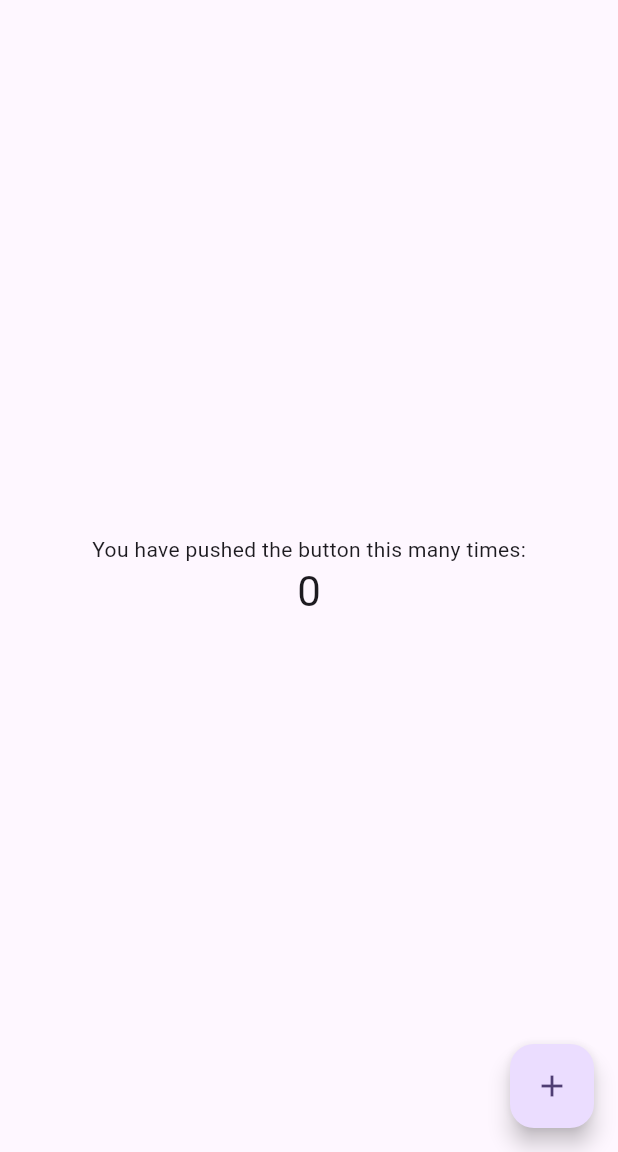
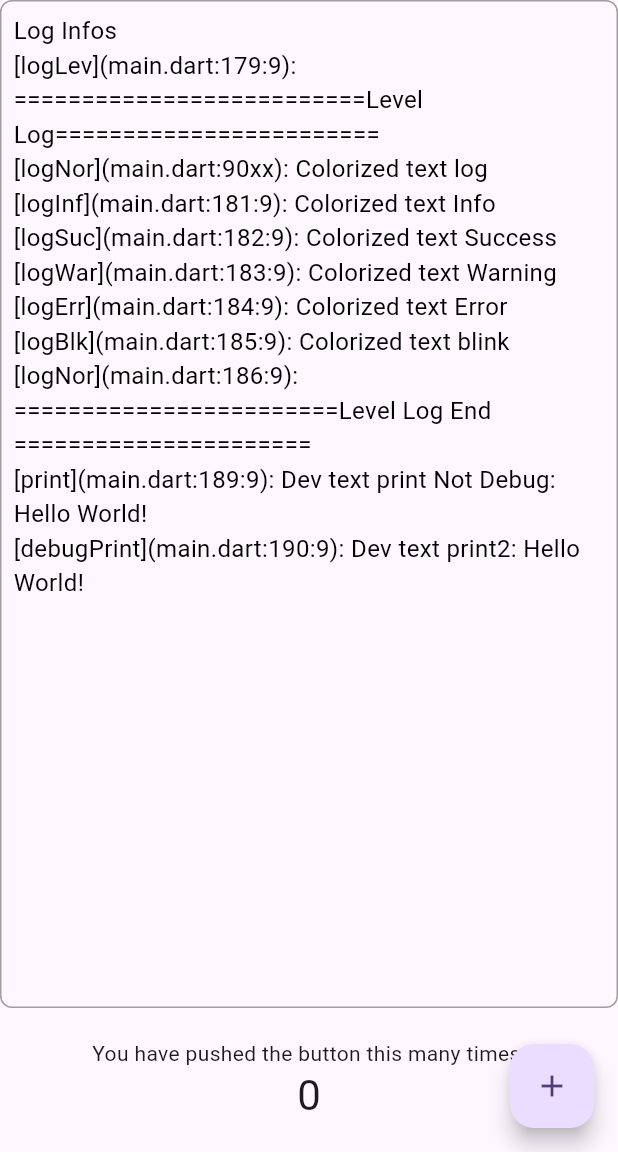
Before and after one commit to janlionly/flutter_dev_colorized_log, a Flutter app: the screen it shows after launch, on a phone screen of 412 x 824 dp, the part 84-1236 px from its top. Run offline on Flutter 3.47's test engine with Material 2 defaults, Android fonts, the phone set to English and light mode, and no system bars.

Commit message:
feat: 🎸 Add custom function to support your process of log

```diff
--- a/example/lib/main.dart
+++ b/example/lib/main.dart
@@ -3,6 +3,63 @@ import 'package:dev_colorized_log/dev_colorized_log.dart';
 
 void main() {
   runApp(const MyApp());
+}
+
+class UITextView extends StatefulWidget {
+  final String initialText;
+  final TextStyle? textStyle;
+
+  const UITextView({
+    Key? key,
+    this.initialText = "",
+    this.textStyle,
+  }) : super(key: key);
+
+  @override
+  _UITextViewState createState() => _UITextViewState();
+}
+
+class _UITextViewState extends State<UITextView> {
+  late String _text;
+  final ScrollController _scrollController = ScrollController();
+
+  @override
+  void initState() {
+    super.initState();
+    _text = widget.initialText;
+  }
+
+  void appendText(String newText) {
+    setState(() {
+      _text += "\n$newText";
+    });
+
+    WidgetsBinding.instance.addPostFrameCallback((_) {
+      _scrollController.animateTo(
+        _scrollController.position.maxScrollExtent,
+        duration: Duration(milliseconds: 200),
+        curve: Curves.easeOut,
+      );
+    });
+  }
+
+  @override
+  Widget build(BuildContext context) {
+    return Container(
+      padding: EdgeInsets.all(8.0),
+      decoration: BoxDecoration(
+        border: Border.all(color: Colors.grey),
+        borderRadius: BorderRadius.circular(8.0),
+      ),
+      child: SingleChildScrollView(
+        controller: _scrollController,
+        child: Text(
+          _text,
+          style: widget.textStyle ?? TextStyle(fontSize: 16.0),
+        ),
+      ),
+    );
+  }
 }
 
 class MyApp extends StatelessWidget {
@@ -57,6 +114,7 @@ class MyHomePage extends StatefulWidget {
 
 class _MyHomePageState extends State<MyHomePage> {
   int _counter = 0;
+  final GlobalKey<_UITextViewState> textViewKey = GlobalKey<_UITextViewState>();
 
   void _incrementCounter() {
     setState(() {
@@ -68,7 +126,7 @@ class _MyHomePageState extends State<MyHomePage> {
       _counter = (_counter + 1) % 108;
     });
     Dev.log('==========================Click to Log========================');
-    Dev.log('Colorized text custom with colorInt: $_counter', colorInt: _counter);
+    Dev.log('Colorized text custom with colorInt: $_counter', colorInt: _counter, execFinalFunc: true);
   }
 
   void printCustomText() {
@@ -84,6 +142,11 @@ class _MyHomePageState extends State<MyHomePage> {
     Dev.isDebugPrint = true;
     Dev.isLogFileLocation = true;
     Dev.defaultColorInt = 0;
+    Dev.customFinalFunc = (msg) {
+      textViewKey.currentState?.appendText(msg);
+    };
+
+
     Dev.log('==========================All Color Log========================');
     printCustomText();
 
@@ -97,7 +160,7 @@ class _MyHomePageState extends State<MyHomePage> {
     Dev.log('========================Level Log End ======================', isLog: true);
 
     String text = 'Hello World!';
-    Dev.print('Dev text print: $text', isDebug: false, isLog: true);
+    Dev.print('Dev text print Not Debug: $text', isDebug: false, isLog: true);
     Dev.print('Dev text print2: $text', isLog: true);
 
     try {
@@ -108,6 +171,23 @@ class _MyHomePageState extends State<MyHomePage> {
     catch(e) {
       Dev.print(e);
     }
+
+    Future<void>.delayed(Duration(seconds: 1), ()=> allLevelLog());
+  }
+
+  void allLevelLog() {
+    Dev.log('==========================Level Log========================', name: 'logLev', execFinalFunc: true);
+    Dev.log('Colorized text log', fileLocation: 'main.dart:90xx', execFinalFunc: true);
+    Dev.logInfo('Colorized text Info', execFinalFunc: true);
+    Dev.logSuccess('Colorized text Success', execFinalFunc: true);
+    Dev.logWarning('Colorized text Warning', execFinalFunc: true);
+    Dev.logError('Colorized text Error', execFinalFunc: true);
+    Dev.logBlink('Colorized text blink', isSlow: true, execFinalFunc: true);
+    Dev.log('========================Level Log End ======================', isLog: true, execFinalFunc: true);
+
+    String text = 'Hello World!';
+    Dev.print('Dev text print Not Debug: $text', isDebug: false, isLog: true, execFinalFunc: true);
+    Dev.print('Dev text print2: $text', isLog: true, execFinalFunc: true);
   }
 
   @override
@@ -146,8 +226,16 @@ class _MyHomePageState extends State<MyHomePage> {
           // TRY THIS: Invoke "debug painting" (choose the "Toggle Debug Paint"
           // action in the IDE, or press "p" in the console), to see the
           // wireframe for each widget.
-          mainAxisAlignment: MainAxisAlignment.center,
+          mainAxisAlignment: MainAxisAlignment.spaceBetween,
           children: <Widget>[
+            Expanded(
+              child: UITextView(
+                key: textViewKey,
+                initialText: "Log Infos",
+                textStyle: TextStyle(fontSize: 16.0, color: Colors.black),
+              )
+            ),
+            const SizedBox(height: 20),
             const Text(
               'You have pushed the button this many times:',
             ),
@@ -155,6 +243,7 @@ class _MyHomePageState extends State<MyHomePage> {
               '$_counter',
               style: Theme.of(context).textTheme.headlineMedium,
             ),
+            const SizedBox(height: 20),
           ],
         ),
       ),
@@ -162,7 +251,8 @@ class _MyHomePageState extends State<MyHomePage> {
         onPressed: _incrementCounter,
         tooltip: 'Increment',
         child: const Icon(Icons.add),
-      ), // This trailing comma makes auto-formatting nicer for build methods.
+      ),
+       // This trailing comma makes auto-formatting nicer for build methods.
     );
   }
 }
--- a/lib/dev_logger.dart
+++ b/lib/dev_logger.dart
@@ -14,6 +14,7 @@ class Dev {
   static bool? isDebugPrint;
   static bool isLogFileLocation = true;
   static int defaultColorInt = 0;
+  static Function(String)? customFinalFunc;
 
   /// Default color log
   /// @param[colorInt]: 0 to 107
@@ -29,12 +30,14 @@ class Dev {
     Zone? zone,
     Object? error,
     StackTrace? stackTrace,
+    bool? execFinalFunc,
     }) {
     int ci = colorInt ?? defaultColorInt;
     final String fileInfo = Dev.isLogFileLocation ?
     (fileLocation != null ? '($fileLocation): ' : '(${StackTrace.current.toString().split('\n')[1].split('/').last}: ')
      : '';
-    DevColorizedLog.logCustom(msg,
+    DevColorizedLog.logCustom(
+      msg,
       enable: Dev.enable,
       colorInt: ci,
       isLog: isLog,
@@ -46,11 +49,12 @@ class Dev {
       zone: zone,
       error: error,
       stackTrace: stackTrace,
+      execFinalFunc: execFinalFunc,
     );
   }
   /// log supportting on multiple consoles
   /// @param[isDebug]: default printing only on debug mode, not set using @param static [isDebugPrint].
-  static void print(Object? object, {bool? isLog, String? fileLocation, bool? isDebug}) {
+  static void print(Object? object, {bool? isLog, String? fileLocation, bool? isDebug, bool? execFinalFunc}) {
     final String fileInfo = Dev.isLogFileLocation ?
     (fileLocation != null ? '($fileLocation): ' : '(${StackTrace.current.toString().split('\n')[1].split('/').last}: ')
      : '';
@@ -61,40 +65,83 @@ class Dev {
       isMultConsole: true,
       isDebugPrint: isDebug ?? Dev.isDebugPrint,
       fileInfo: fileInfo,
+      execFinalFunc: execFinalFunc,
     );
   }
 
   /// Blink orange text
-  static void logBlink(String msg, {bool? isLog, bool isSlow = true}) {
+  static void logBlink(String msg, {bool? isLog, bool isSlow = true, bool? execFinalFunc}) {
     final String fileInfo = Dev.isLogFileLocation ? '(${StackTrace.current.toString().split('\n')[1].split('/').last}: ' : '';
-    DevColorizedLog.logCustom(msg, enable: Dev.enable, colorInt: isSlow ? 5 : 6, isLog: isLog, fileInfo: fileInfo, name: 'logBlk');
+    DevColorizedLog.logCustom(
+      msg,
+      enable: Dev.enable,
+      colorInt: isSlow ? 5 : 6,
+      isLog: isLog,
+      fileInfo: fileInfo,
+      name: 'logBlk',
+      execFinalFunc: execFinalFunc,
+    );
   }
 
 
   /// Blue text
-  static void logInfo(String msg, {bool? isLog}) {
+  static void logInfo(String msg, {bool? isLog, bool? execFinalFunc}) {
     final String fileInfo = Dev.isLogFileLocation ? '(${StackTrace.current.toString().split('\n')[1].split('/').last}: ' : '';
-    DevColorizedLog.logCustom(msg, enable: Dev.enable, colorInt: 96, isLog: isLog, fileInfo: fileInfo, name: 'logInf');
+    DevColorizedLog.logCustom(
+      msg,
+      enable: Dev.enable,
+      colorInt: 96,
+      isLog: isLog,
+      fileInfo: fileInfo,
+      name: 'logInf',
+      execFinalFunc: execFinalFunc,
+    );
   }
 
 
   /// Green text
-  static void logSuccess(String msg, {bool? isLog}) {
+  static void logSuccess(String msg, {bool? isLog, bool? execFinalFunc}) {
     final String fileInfo = Dev.isLogFileLocation ? '(${StackTrace.current.toString().split('\n')[1].split('/').last}: ' : '';
-    DevColorizedLog.logCustom(msg, enable: Dev.enable, colorInt: 92, isLog: isLog, fileInfo: fileInfo, name: 'logSuc');
+    DevColorizedLog.logCustom(
+      msg,
+      enable: Dev.enable,
+      colorInt: 92,
+      isLog: isLog,
+      fileInfo: fileInfo,
+      name: 'logSuc',
+      execFinalFunc: execFinalFunc,
+    );
   }
 
 
   /// Yellow text
-  static void logWarning(String msg, {bool? isLog}) {
+  static void logWarning(String msg, {bool? isLog, bool? execFinalFunc}) {
     final String fileInfo = Dev.isLogFileLocation ? '(${StackTrace.current.toString().split('\n')[1].split('/').last}: ' : '';
-    DevColorizedLog.logCustom(msg, enable: Dev.enable, colorInt: 93, isLog: isLog, fileInfo: fileInfo, level: 1000, name: 'logWar');
+    DevColorizedLog.logCustom(
+      msg,
+      enable: Dev.enable,
+      colorInt: 93,
+      isLog: isLog,
+      fileInfo: fileInfo,
+      level: 1000,
+      name: 'logWar',
+      execFinalFunc: execFinalFunc,
+    );
   }
 
 
   /// Red text
-  static void logError(String msg, {bool? isLog}) {
+  static void logError(String msg, {bool? isLog, bool? execFinalFunc}) {
     final String fileInfo = Dev.isLogFileLocation ? '(${StackTrace.current.toString().split('\n')[1].split('/').last}: ' : '';
-    DevColorizedLog.logCustom(msg, enable: Dev.enable, colorInt: 91, isLog: isLog, fileInfo: fileInfo, level: 2000, name: 'logErr');
+    DevColorizedLog.logCustom(
+      msg,
+      enable: Dev.enable,
+      colorInt: 91,
+      isLog: isLog,
+      fileInfo: fileInfo,
+      level: 2000,
+      name: 'logErr',
+      execFinalFunc: execFinalFunc,
+    );
   }
 }
--- a/lib/src/customized_logger.dart
+++ b/lib/src/customized_logger.dart
@@ -4,6 +4,7 @@
  */
 import 'dart:async';
 import 'dart:developer' as dev;
+import 'package:dev_colorized_log/dev_logger.dart';
 
 import 'package:flutter/foundation.dart';
 
@@ -22,6 +23,7 @@ class DevColorizedLog {
     Zone? zone,
     Object? error,
     StackTrace? stackTrace,
+    bool? execFinalFunc,
     }) {
     _custom(
       msg,
@@ -38,6 +40,7 @@ class DevColorizedLog {
       zone: zone,
       error: error,
       stackTrace: stackTrace,
+      execFinalFunc: execFinalFunc,
     );
   }
 
@@ -54,17 +57,23 @@ class DevColorizedLog {
     String name = 'logNor',
     Zone? zone,
     Object? error,
-    StackTrace? stackTrace
+    StackTrace? stackTrace,
+    bool? execFinalFunc,
     }) {
     void logging() {
       if (isMultConsole != null && isMultConsole == true) {
         if (isDebugPrint == null || isDebugPrint) {
           debugPrint('${fileInfo??''}$msg');
+          if (execFinalFunc != null && execFinalFunc) {
+            Dev.customFinalFunc?.call('[debugPrint]${fileInfo??''}$msg');
+          }
         } else {
           // ignore: avoid_print
           print('${fileInfo??''}$msg');
+          if (execFinalFunc != null && execFinalFunc) {
+            Dev.customFinalFunc?.call('[print]${fileInfo??''}$msg');
+          }
         }
-
       } else {
         dev.log('\x1B[${colorInt}m${fileInfo??''}$msg\x1B[0m',
           time: time,
@@ -75,8 +84,12 @@ class DevColorizedLog {
           error: error,
           stackTrace: stackTrace,
         );
+        if (execFinalFunc != null && execFinalFunc) {
+          Dev.customFinalFunc?.call('[$name]${fileInfo??''}$msg');
+        }
       }
     }
+
     if (isLog != null && isLog) {
       logging();
     }
--- a/pubspec.yaml
+++ b/pubspec.yaml
@@ -1,6 +1,6 @@
 name: dev_colorized_log
 description: A Flutter package for logging colorized text in developer mode.
-version: 1.1.5
+version: 1.1.6
 homepage: https://github.com/janlionly/flutter_dev_colorized_log
 
 environment:
```
Also changed, not shown: example/pubspec.lock, 6 other files.
